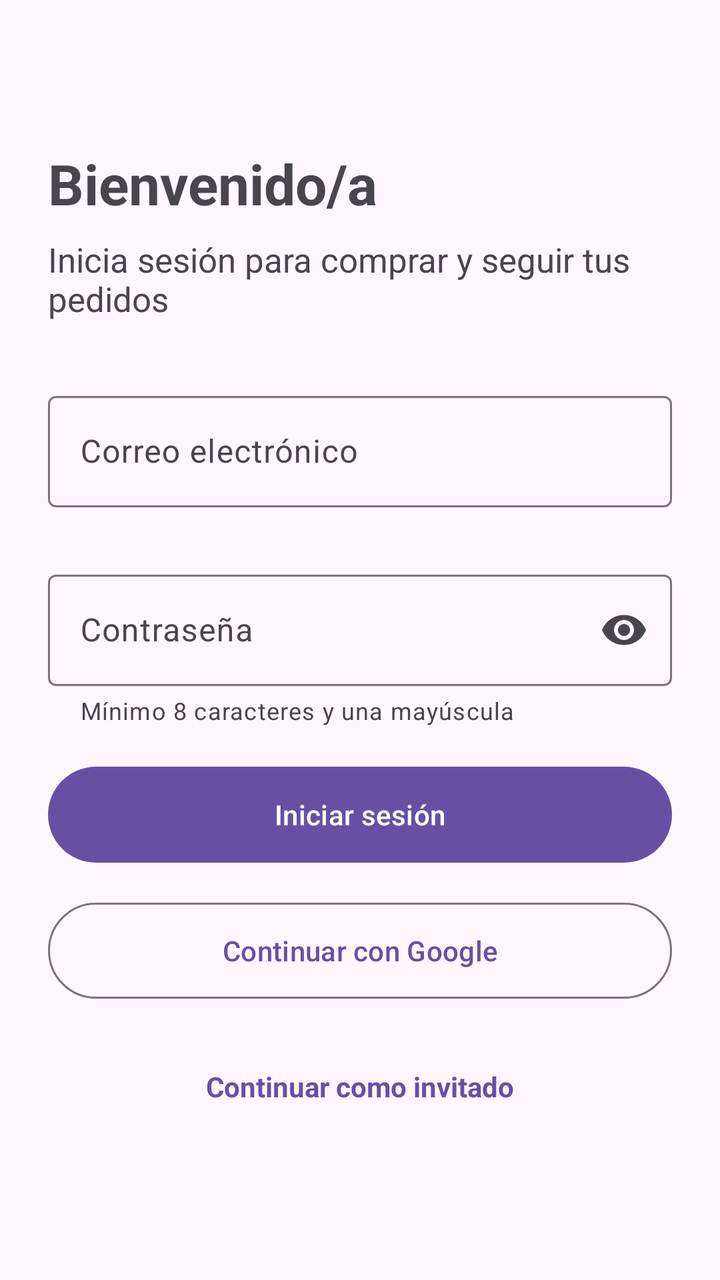
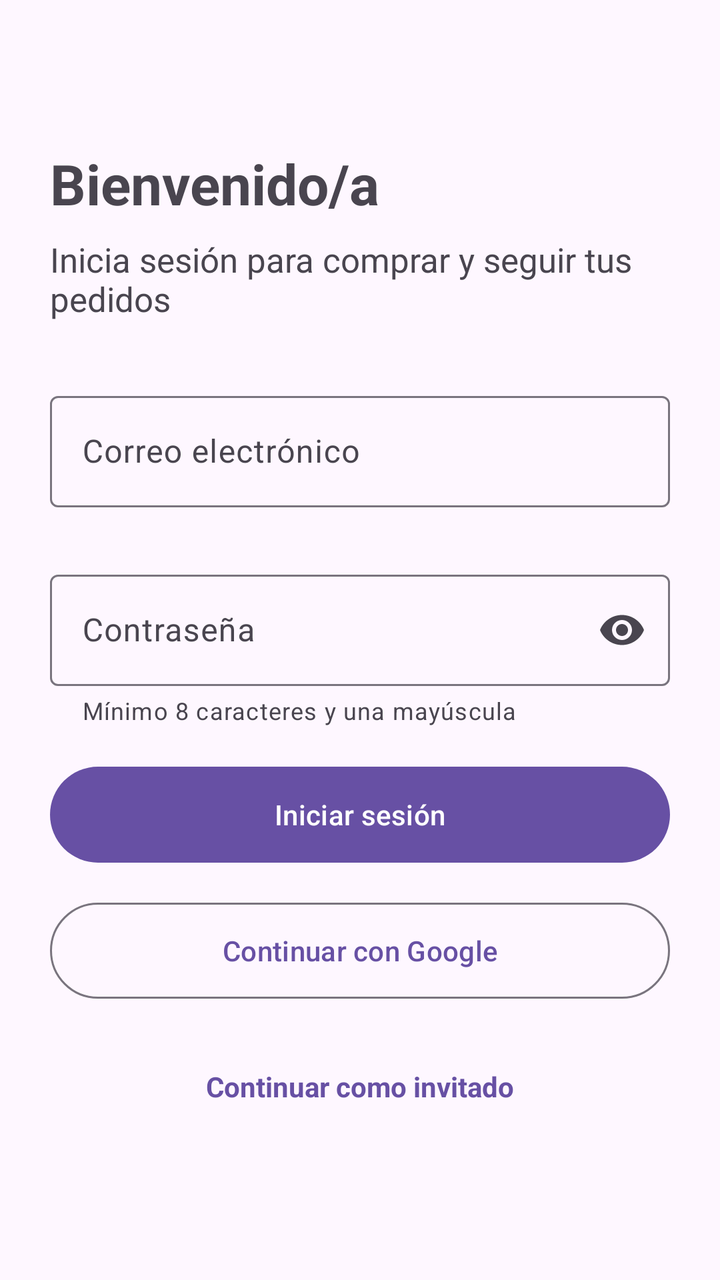

An Android layout rendered at two revisions. The XML below is the earlier revision; the diff shows what the commit changed to produce the second picture.
<!-- AndroidManifest.xml: application theme Theme.AppTienda -->
<!-- res/layout/login_screen.xml -->
<?xml version="1.0" encoding="utf-8"?>
<androidx.constraintlayout.widget.ConstraintLayout xmlns:android="http://schemas.android.com/apk/res/android"
    xmlns:app="http://schemas.android.com/apk/res-auto"
    xmlns:tools="http://schemas.android.com/tools"
    android:id="@+id/main"
    android:layout_width="match_parent"
    android:layout_height="match_parent"
    tools:context=".MainActivity">

    <LinearLayout
        android:layout_width="0dp"
        android:layout_height="wrap_content"
        android:orientation="vertical"
        android:padding="24dp"
        app:layout_constraintBottom_toBottomOf="parent"
        app:layout_constraintEnd_toEndOf="parent"
        app:layout_constraintStart_toStartOf="parent"
        app:layout_constraintTop_toTopOf="parent">

        <TextView
            android:layout_width="match_parent"
            android:layout_height="wrap_content"
            android:text="@string/login_title"
            android:textSize="28sp"
            android:textStyle="bold" />

        <TextView
            android:layout_width="match_parent"
            android:layout_height="wrap_content"
            android:layout_marginTop="8dp"
            android:text="@string/login_subtitle"
            android:textSize="17sp"/>

        
        <com.google.android.material.textfield.TextInputLayout
            style="@style/Widget.Material3.TextInputLayout.OutlinedBox"
            android:layout_width="match_parent"
            android:layout_height="wrap_content"
            android:layout_marginTop="32dp"
            android:hint="@string/login_email"
            app:errorEnabled="true">

            <com.google.android.material.textfield.TextInputEditText
                android:id="@+id/etEmail"
                android:layout_width="match_parent"
                android:layout_height="wrap_content"
                android:autofillHints="emailAddress"
                android:inputType="textEmailAddress"
                android:maxLines="1"/>
        </com.google.android.material.textfield.TextInputLayout>

        
        <com.google.android.material.textfield.TextInputLayout
            style="@style/Widget.Material3.TextInputLayout.OutlinedBox"
            android:layout_width="match_parent"
            android:layout_height="wrap_content"
            android:layout_marginTop="8dp"
            android:hint="@string/login_password"
            app:endIconMode="password_toggle"
            app:errorEnabled="true"
            app:helperText="@string/login_password_helper"
            app:helperTextEnabled="true">

            
            <com.google.android.material.textfield.TextInputEditText
                android:id="@+id/etContraseña"
                android:layout_width="match_parent"
                android:layout_height="wrap_content"
                android:autofillHints="password"
                android:inputType="textPassword"
                android:maxLines="1"/>
        </com.google.android.material.textfield.TextInputLayout>

        
        <com.google.android.material.button.MaterialButton
            android:id="@+id/btnLogin"
            android:layout_width="match_parent"
            android:layout_height="56dp"
            android:layout_marginTop="16dp"
            android:text="@string/login_button"/>

        
        <com.google.android.material.button.MaterialButton
            android:id="@+id/btnGoogle"
            style="@style/Widget.Material3.Button.OutlinedButton"
            android:layout_width="match_parent"
            android:layout_height="56dp"
            android:layout_marginTop="12dp"
            android:text="@string/login_google"/>

        
        <TextView
            android:id="@+id/tvGuest"
            android:layout_width="match_parent"
            android:layout_height="wrap_content"
            android:layout_marginTop="16dp"
            android:gravity="center"
            android:minHeight="48dp"
            android:text="@string/login_guest"
            android:textColor="@color/purple"
            android:textStyle="bold" />
    </LinearLayout>

</androidx.constraintlayout.widget.ConstraintLayout>
<!-- resources referenced by this layout -->
<resources>
  <color name="purple">#6750A4</color>
  <string name="login_button">Iniciar sesión</string>
  <string name="login_email">Correo electrónico</string>
  <string name="login_google">Continuar con Google</string>
  <string name="login_guest">Continuar como invitado</string>
  <string name="login_password">Contraseña</string>
  <string name="login_password_helper">Mínimo 8 caracteres y una mayúscula</string>
  <string name="login_subtitle">Inicia sesión para comprar y seguir tus pedidos</string>
  <string name="login_title">Bienvenido/a</string>
  <style name="Theme.AppTienda" parent="Base.Theme.AppTienda" />
  <style name="Base.Theme.AppTienda" parent="Theme.Material3.DayNight.NoActionBar">
          
          
      </style>
</resources>

<!-- the commit's change to res/layout/login_screen.xml (unified diff, before → after) -->
@@ -11,7 +11,7 @@
         android:layout_width="0dp"
         android:layout_height="wrap_content"
         android:orientation="vertical"
-        android:padding="24dp"
+        android:padding="25dp"
         app:layout_constraintBottom_toBottomOf="parent"
         app:layout_constraintEnd_toEndOf="parent"
         app:layout_constraintStart_toStartOf="parent"
@@ -49,7 +49,6 @@
                 android:maxLines="1"/>
         </com.google.android.material.textfield.TextInputLayout>
 
-        
         <com.google.android.material.textfield.TextInputLayout
             style="@style/Widget.Material3.TextInputLayout.OutlinedBox"
             android:layout_width="match_parent"
